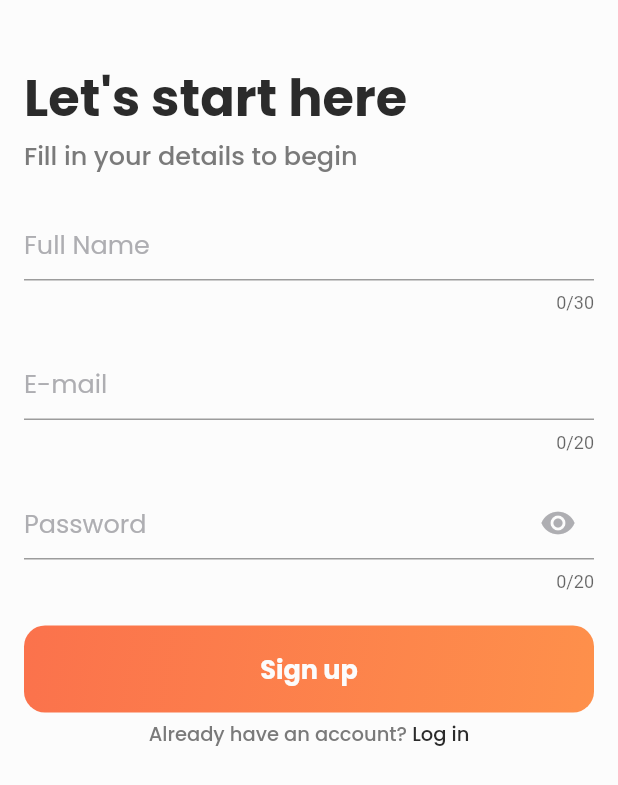
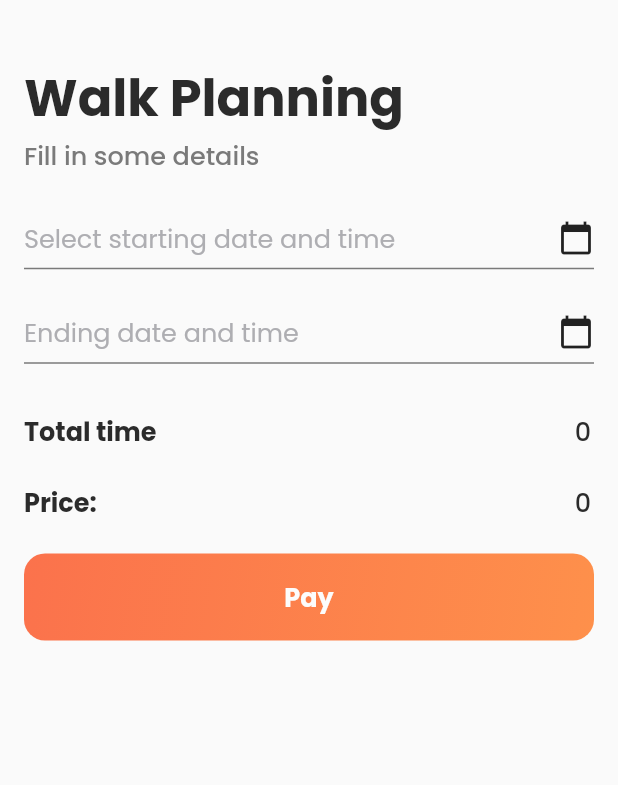
Before and after one commit to Lemilli/xml_final, a Flutter app: the screen it shows after launch, on a phone screen of 412 x 824 dp. Shown: the top 785 px of the screen. Run offline on Flutter 3.47's test engine with Material 2 defaults, Android fonts, the phone set to English and light mode, and no system bars; our stand-ins replace dio, flutter_datetime_picker, flutter_easyloading, flutter_svg, flutter_typeahead, introduction_screen.

Commit message:
Added scheduling page

```diff
--- a/lib/main.dart
+++ b/lib/main.dart
@@ -2,6 +2,7 @@ import 'package:flutter/material.dart';
 import 'package:flutter_easyloading/flutter_easyloading.dart';
 import 'package:xml_final/screens/home_screen/screen.dart';
 import 'package:xml_final/screens/sign_up_screen/screen.dart';
+import 'package:xml_final/screens/walk_planning_screen/screen.dart';
 import 'package:xml_final/theme/color_theme.dart';
 
 void main() {
@@ -19,7 +20,7 @@ class MyApp extends StatelessWidget {
         primaryColor: ColorPalette.white,
         accentColor: ColorPalette.orange,
       ),
-      home: SignUpScreen(),
+      home: WalkPlanningScreen(price: 2),
     );
   }
 }
--- a/lib/screens/sign_up_screen/screen.dart
+++ b/lib/screens/sign_up_screen/screen.dart
@@ -74,8 +74,10 @@ class _SignUpScreenState extends State<SignUpScreen> {
                               _emailController.text,
                               _passwordController.text,
                             )
-                          : await repository.toString();
-                      //TODO IMPORTANT AFFFFFFFFFFFFFFFFFFFFFFFFFFF
+                          : await repository.loginUser(
+                              _emailController.text,
+                              _passwordController.text,
+                            );
                       EasyLoading.dismiss();
                       if (response.isEmpty) {
                         Navigator.of(context).push(
--- /dev/null
+++ b/lib/screens/walk_planning_screen/screen.dart
@@ -0,0 +1,212 @@
+import 'package:flutter/material.dart';
+import 'package:flutter_datetime_picker/flutter_datetime_picker.dart';
+import 'package:flutter_easyloading/flutter_easyloading.dart';
+import 'package:xml_final/components/main_button_widget.dart';
+import 'package:xml_final/theme/color_theme.dart';
+import 'package:xml_final/theme/custom_text_theme.dart';
+
+class WalkPlanningScreen extends StatefulWidget {
+  final int price;
+
+  const WalkPlanningScreen({required this.price});
+  @override
+  _WalkPlanningScreenState createState() => _WalkPlanningScreenState();
+}
+
+class _WalkPlanningScreenState extends State<WalkPlanningScreen> {
+  DateTime? start;
+  DateTime? end;
+
+  String getFormattedDateTime(DateTime dateTime) {
+    final minute = dateTime.minute < 10
+        ? '0' + dateTime.minute.toString()
+        : dateTime.minute.toString();
+    final hour = dateTime.hour < 10
+        ? '0' + dateTime.hour.toString()
+        : dateTime.hour.toString();
+    late final month;
+    switch (dateTime.month) {
+      case DateTime.january:
+        month = 'January';
+        break;
+      case DateTime.february:
+        month = 'February';
+        break;
+      case DateTime.march:
+        month = 'March';
+        break;
+      case DateTime.april:
+        month = 'April';
+        break;
+      case DateTime.may:
+        month = 'May';
+        break;
+      case DateTime.june:
+        month = 'June';
+        break;
+      case DateTime.july:
+        month = 'July';
+        break;
+      case DateTime.august:
+        month = 'August';
+        break;
+      case DateTime.september:
+        month = 'September';
+        break;
+      case DateTime.october:
+        month = 'October';
+        break;
+      case DateTime.november:
+        month = 'November';
+        break;
+      case DateTime.september:
+        month = 'September';
+        break;
+      case DateTime.december:
+        month = 'December';
+        break;
+    }
+    return '${dateTime.day} $month $hour:$minute';
+  }
+
+  @override
+  Widget build(BuildContext context) {
+    void _updateState() {
+      setState(() {});
+    }
+
+    return Scaffold(
+      body: Padding(
+        padding: EdgeInsets.fromLTRB(16, 40, 16, 0),
+        child: Column(
+          crossAxisAlignment: CrossAxisAlignment.start,
+          children: [
+            Text('Walk Planning', style: CustomTextTheme.appBarHeading),
+            Text(
+              'Fill in some details',
+              style: CustomTextTheme.appBarSubheading,
+            ),
+            SizedBox(height: 30),
+            GestureDetector(
+              onTap: () {
+                DatePicker.showDateTimePicker(
+                  context,
+                  showTitleActions: true,
+                  onConfirm: (date) {
+                    start = date;
+                    _updateState();
+                  },
+                  currentTime: DateTime.now(),
+                );
+              },
+              child: Row(
+                children: [
+                  Text(
+                    start == null
+                        ? 'Select starting date and time'
+                        : getFormattedDateTime(start!),
+                    style: start == null
+                        ? CustomTextTheme.textFieldHint
+                        : CustomTextTheme.textFieldInput,
+                  ),
+                  Spacer(),
+                  Icon(Icons.calendar_today),
+                ],
+              ),
+            ),
+            Divider(
+              thickness: 1,
+              color: ColorPalette.grey,
+            ),
+            SizedBox(height: 22),
+            GestureDetector(
+              onTap: () {
+                DatePicker.showDateTimePicker(
+                  context,
+                  showTitleActions: true,
+                  onConfirm: (date) {
+                    end = date;
+                    _updateState();
+                  },
+                  currentTime: DateTime.now(),
+                );
+              },
+              child: Row(
+                children: [
+                  Text(
+                    end == null
+                        ? 'Ending date and time'
+                        : getFormattedDateTime(end!),
+                    style: end == null
+                        ? CustomTextTheme.textFieldHint
+                        : CustomTextTheme.textFieldInput,
+                  ),
+                  Spacer(),
+                  Icon(Icons.calendar_today),
+                ],
+              ),
+            ),
+            Divider(
+              thickness: 1,
+              color: ColorPalette.grey,
+            ),
+            SizedBox(height: 25),
+            Row(
+              children: [
+                Text(
+                  'Total time ',
+                  style: CustomTextTheme.black_bold_17,
+                ),
+                Spacer(),
+                Text(
+                  (start != null && end != null)
+                      ? end!.difference(start!).inHours.toString() +
+                          ' hours' +
+                          ' and ' +
+                          (end!.difference(start!).inMinutes -
+                                  end!.difference(start!).inHours * 60)
+                              .toString() +
+                          ' minutes'
+                      : '0',
+                  style: CustomTextTheme.textFieldInput,
+                ),
+                SizedBox(width: 2),
+              ],
+            ),
+            SizedBox(height: 22),
+            Row(
+              children: [
+                Text(
+                  'Price: ',
+                  style: CustomTextTheme.black_bold_17,
+                ),
+                Spacer(),
+                Text(
+                  (start != null && end != null)
+                      ? (end!.difference(start!).inHours * widget.price)
+                              .toString() +
+                          r'$'
+                      : '0',
+                  style: CustomTextTheme.textFieldInput,
+                ),
+                SizedBox(width: 2),
+              ],
+            ),
+            SizedBox(height: 22),
+            MainButtonWidget(
+              text: 'Pay',
+              onTap: () {
+                //TODO ADD PAYMENT and validation I GUESS
+                if (start == null || end == null) {
+                  EasyLoading.showError('Select date and time');
+                } else if (end!.difference(start!).inHours < 1) {
+                  EasyLoading.showError('Select valid time range');
+                }
+              },
+            )
+          ],
+        ),
+      ),
+    );
+  }
+}
--- a/pubspec.yaml
+++ b/pubspec.yaml
@@ -32,6 +32,7 @@ dependencies:
   flutter_typeahead: ^3.1.3
   equatable: ^2.0.3
   flutter_easyloading: ^3.0.0
+  flutter_datetime_picker: ^1.5.1
 
 
   # The following adds the Cupertino Icons font to your application.
```
Also changed, not shown: lib/data/models/review_mode.dart (added, +39 -0 lines), lib/data/repository.dart (+11 -0 lines), lib/data/server_api.dart (+79 -1 lines), lib/screens/dog_walker_profile_screen/screen.dart (+12 -3 lines), lib/screens/dog_walker_profile_screen/widgets/about_tab_widget.dart (added, +38 -0 lines), lib/screens/dog_walker_profile_screen/widgets/more_details_widget.dart (+54 -35 lines), lib/screens/dog_walker_profile_screen/widgets/reviews_tab_widget.dart (added, +71 -0 lines), lib/screens/home_screen/widgets/dog_walkers_row.dart (+20 -6 lines), pubspec.lock.
